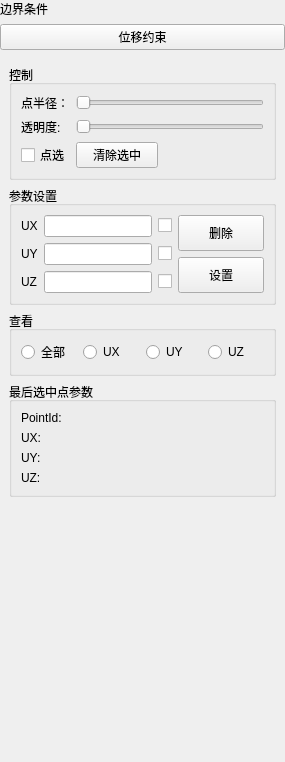
Above: plugins/Base_PhysicalField/DisplacementConstraintWidget.ui from asd977/base_cae before the change. Below: the same form after it.
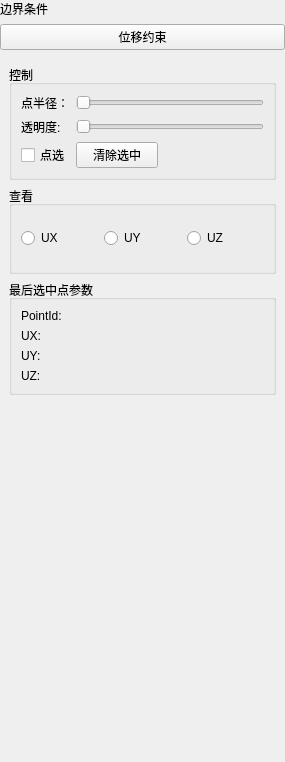
That is the form after the change.

Commit message: 更新代码

The edit to the form file:
```diff
--- a/plugins/Base_PhysicalField/DisplacementConstraintWidget.ui
+++ b/plugins/Base_PhysicalField/DisplacementConstraintWidget.ui
@@ -157,160 +157,6 @@
         </layout>
        </widget>
       </item>
-      <item>
-       <widget class="QGroupBox" name="groupBox_3">
-        <property name="minimumSize">
-         <size>
-          <width>0</width>
-          <height>0</height>
-         </size>
-        </property>
-        <property name="styleSheet">
-         <string notr="true"/>
-        </property>
-        <property name="title">
-         <string>参数设置</string>
-        </property>
-        <layout class="QHBoxLayout" name="horizontalLayout_2">
-         <item>
-          <layout class="QGridLayout" name="gridLayout_2">
-           <property name="sizeConstraint">
-            <enum>QLayout::SizeConstraint::SetMaximumSize</enum>
-           </property>
-           <item row="2" column="0">
-            <widget class="QLabel" name="label_4">
-             <property name="text">
-              <string>UY</string>
-             </property>
-            </widget>
-           </item>
-           <item row="2" column="1">
-            <widget class="QLineEdit" name="UYLineEdit">
-             <property name="sizePolicy">
-              <sizepolicy hsizetype="Expanding" vsizetype="Fixed">
-               <horstretch>0</horstretch>
-               <verstretch>0</verstretch>
-              </sizepolicy>
-             </property>
-            </widget>
-           </item>
-           <item row="3" column="0">
-            <widget class="QLabel" name="label_5">
-             <property name="text">
-              <string>UZ</string>
-             </property>
-            </widget>
-           </item>
-           <item row="0" column="2">
-            <widget class="QCheckBox" name="UXCheckBox">
-             <property name="text">
-              <string/>
-             </property>
-            </widget>
-           </item>
-           <item row="0" column="0">
-            <widget class="QLabel" name="label_3">
-             <property name="sizePolicy">
-              <sizepolicy hsizetype="Fixed" vsizetype="Preferred">
-               <horstretch>0</horstretch>
-               <verstretch>0</verstretch>
-              </sizepolicy>
-             </property>
-             <property name="text">
-              <string>UX</string>
-             </property>
-            </widget>
-           </item>
-           <item row="3" column="2">
-            <widget class="QCheckBox" name="UZCheckBox">
-             <property name="text">
-              <string/>
-             </property>
-            </widget>
-           </item>
-           <item row="3" column="1">
-            <widget class="QLineEdit" name="UZLineEdit">
-             <property name="sizePolicy">
-              <sizepolicy hsizetype="Expanding" vsizetype="Fixed">
-               <horstretch>0</horstretch>
-               <verstretch>0</verstretch>
-              </sizepolicy>
-             </property>
-            </widget>
-           </item>
-           <item row="0" column="1">
-            <widget class="QLineEdit" name="UXLineEdit">
-             <property name="sizePolicy">
-              <sizepolicy hsizetype="Expanding" vsizetype="Fixed">
-               <horstretch>0</horstretch>
-               <verstretch>0</verstretch>
-              </sizepolicy>
-             </property>
-            </widget>
-           </item>
-           <item row="2" column="2">
-            <widget class="QCheckBox" name="UYCheckBox">
-             <property name="sizePolicy">
-              <sizepolicy hsizetype="Fixed" vsizetype="Fixed">
-               <horstretch>0</horstretch>
-               <verstretch>0</verstretch>
-              </sizepolicy>
-             </property>
-             <property name="text">
-              <string/>
-             </property>
-            </widget>
-           </item>
-          </layout>
-         </item>
-         <item>
-          <layout class="QVBoxLayout" name="verticalLayout_2">
-           <property name="sizeConstraint">
-            <enum>QLayout::SizeConstraint::SetDefaultConstraint</enum>
-           </property>
-           <item>
-            <widget class="QPushButton" name="deletePointData">
-             <property name="sizePolicy">
-              <sizepolicy hsizetype="Expanding" vsizetype="Preferred">
-               <horstretch>0</horstretch>
-               <verstretch>0</verstretch>
-              </sizepolicy>
-             </property>
-             <property name="minimumSize">
-              <size>
-               <width>0</width>
-               <height>0</height>
-              </size>
-             </property>
-             <property name="text">
-              <string>删除</string>
-             </property>
-            </widget>
-           </item>
-           <item>
-            <widget class="QPushButton" name="setPointData">
-             <property name="sizePolicy">
-              <sizepolicy hsizetype="Preferred" vsizetype="Preferred">
-               <horstretch>0</horstretch>
-               <verstretch>0</verstretch>
-              </sizepolicy>
-             </property>
-             <property name="minimumSize">
-              <size>
-               <width>0</width>
-               <height>0</height>
-              </size>
-             </property>
-             <property name="text">
-              <string>设置</string>
-             </property>
-            </widget>
-           </item>
-          </layout>
-         </item>
-        </layout>
-       </widget>
-      </item>
       <item>
        <widget class="QGroupBox" name="groupBox">
         <property name="sizePolicy">
@@ -333,14 +179,7 @@
         </property>
         <layout class="QHBoxLayout" name="horizontalLayout_3">
          <item>
-          <widget class="QRadioButton" name="allShowRadio">
-           <property name="text">
-            <string>全部</string>
-           </property>
-          </widget>
-         </item>
-         <item>
-          <widget class="QRadioButton" name="uxShowRadio">
+          <widget class="QRadioButton" name="uxRadio">
            <property name="text">
             <string>UX</string>
            </property>
```
Left out of the diff: 4 changed lines with no effect on the pictures.
